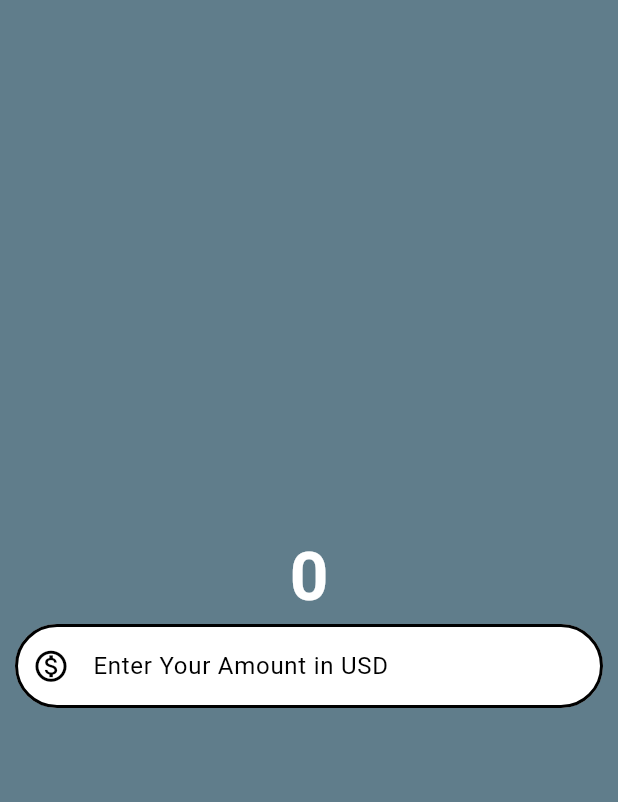
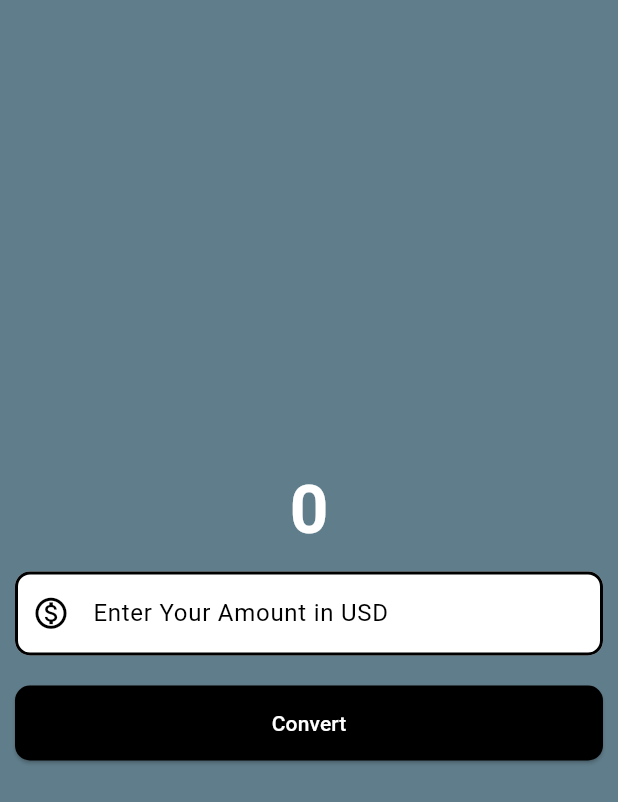
Before and after one commit to siraajul/currency_converter, a Flutter app: the screen it shows after launch, on a phone screen of 412 x 824 dp. Shown: the top 802 px of the screen. Run offline on Flutter 3.47's test engine with Material 3 defaults, Android fonts, the phone set to English and light mode, and no system bars.

Commit message:
Working: Button Styling

```diff
--- a/lib/screens/home_page_material.dart
+++ b/lib/screens/home_page_material.dart
@@ -1,3 +1,4 @@
+import 'package:flutter/foundation.dart';
 import 'package:flutter/material.dart';
 
 class HomePage extends StatelessWidget {
@@ -13,25 +14,25 @@ class HomePage extends StatelessWidget {
         strokeAlign: BorderSide.strokeAlignInside,
       ),
       borderRadius: BorderRadius.all(
-        Radius.circular(40),
+        Radius.circular(10),
       ),
     );
 //---------------------------------------Page Entry-----------------------------
-    return const Scaffold(
+    return Scaffold(
       backgroundColor: Colors.blueGrey,
       body: Center(
         child: Column(
           mainAxisAlignment: MainAxisAlignment.center,
           children: [
-            Text(
+            const Text(
               '0',
               style: TextStyle(
                   fontSize: 45,
                   fontWeight: FontWeight.bold,
                   color: Colors.white),
             ),
-            Padding(
-              padding: EdgeInsets.symmetric(horizontal: 10),
+            const Padding(
+              padding: EdgeInsets.all(10),
               child: TextField(
                 style: TextStyle(
                   color: Colors.black,
@@ -53,6 +54,33 @@ class HomePage extends StatelessWidget {
                 ),
               ),
             ),
+            //Button
+            Padding(
+              padding: const EdgeInsets.all(10),
+              child: ElevatedButton(
+                onPressed: () {
+                  //Debug--Release, Profile
+
+                  // print('Button Clicked');
+                  if (kDebugMode) {
+                    print('Button Clicked');
+                  }
+                },
+                style: ButtonStyle(
+                  backgroundColor: const WidgetStatePropertyAll(Colors.black),
+                  foregroundColor: const WidgetStatePropertyAll(Colors.white),
+                  minimumSize: const WidgetStatePropertyAll(
+                    Size(double.infinity, 50),
+                  ),
+                  shape: WidgetStatePropertyAll(
+                    RoundedRectangleBorder(
+                      borderRadius: BorderRadius.circular(10),
+                    ),
+                  ),
+                ),
+                child: const Text('Convert'),
+              ),
+            )
           ],
         ),
       ),
```
